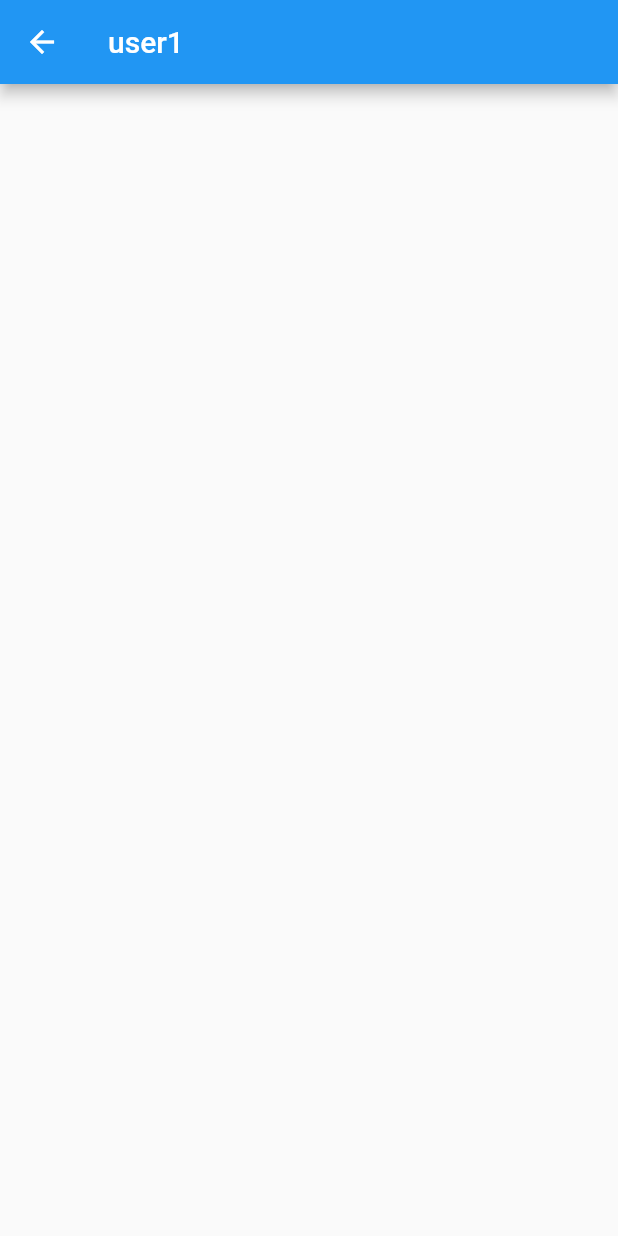
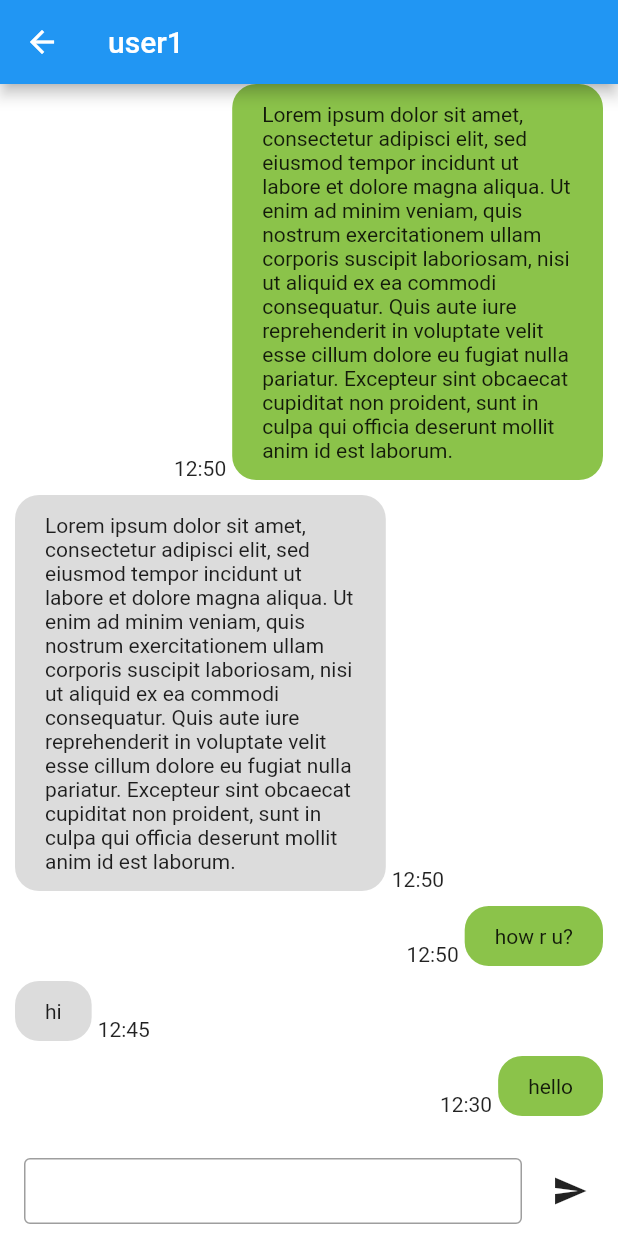
Before and after one commit to bamboo-wood/flutter_firebase_chat_app, a Flutter app: the screen it shows after launch, after a tap on "user1", on a phone screen of 412 x 824 dp. Run offline on Flutter 3.47's test engine with Material 2 defaults, Android fonts, the phone set to English and light mode, and no system bars; network calls fail.

Commit message:
Add text field for send message

```diff
--- a/lib/pages/talk_room_page.dart
+++ b/lib/pages/talk_room_page.dart
@@ -1,4 +1,6 @@
 import 'package:flutter/material.dart';
+import 'package:flutter_firebase_chat_app/model/message.dart';
+import 'package:intl/intl.dart' as intl;
 
 class TalkRoomPage extends StatefulWidget {
   final String name;
@@ -9,11 +11,131 @@ class TalkRoomPage extends StatefulWidget {
 }
 
 class _TalkRoomPageState extends State<TalkRoomPage> {
+  List<Message> messageList = [
+    Message(
+      message: 'hello',
+      isMe: true,
+      sendTime: DateTime(2022, 1, 1, 12, 30),
+    ),
+    Message(
+      message: 'hi',
+      isMe: false,
+      sendTime: DateTime(2022, 1, 1, 12, 45),
+    ),
+    Message(
+      message: 'how r u?',
+      isMe: true,
+      sendTime: DateTime(2022, 1, 1, 12, 50),
+    ),
+    Message(
+      message:
+          'Lorem ipsum dolor sit amet, consectetur adipisci elit, sed eiusmod tempor incidunt ut labore et dolore magna aliqua. Ut enim ad minim veniam, quis nostrum exercitationem ullam corporis suscipit laboriosam, nisi ut aliquid ex ea commodi consequatur. Quis aute iure reprehenderit in voluptate velit esse cillum dolore eu fugiat nulla pariatur. Excepteur sint obcaecat cupiditat non proident, sunt in culpa qui officia deserunt mollit anim id est laborum.',
+      isMe: false,
+      sendTime: DateTime(2022, 1, 1, 12, 50),
+    ),
+    Message(
+      message:
+          'Lorem ipsum dolor sit amet, consectetur adipisci elit, sed eiusmod tempor incidunt ut labore et dolore magna aliqua. Ut enim ad minim veniam, quis nostrum exercitationem ullam corporis suscipit laboriosam, nisi ut aliquid ex ea commodi consequatur. Quis aute iure reprehenderit in voluptate velit esse cillum dolore eu fugiat nulla pariatur. Excepteur sint obcaecat cupiditat non proident, sunt in culpa qui officia deserunt mollit anim id est laborum.',
+      isMe: true,
+      sendTime: DateTime(2022, 1, 1, 12, 50),
+    ),
+    Message(
+      message:
+          'Lorem ipsum dolor sit amet, consectetur adipisci elit, sed eiusmod tempor incidunt ut labore et dolore magna aliqua. Ut enim ad minim veniam, quis nostrum exercitationem ullam corporis suscipit laboriosam, nisi ut aliquid ex ea commodi consequatur. Quis aute iure reprehenderit in voluptate velit esse cillum dolore eu fugiat nulla pariatur. Excepteur sint obcaecat cupiditat non proident, sunt in culpa qui officia deserunt mollit anim id est laborum.',
+      isMe: false,
+      sendTime: DateTime(2022, 1, 1, 12, 50),
+    ),
+  ];
+
   @override
   Widget build(BuildContext context) {
     return Scaffold(
+      backgroundColor: Colors.white,
       appBar: AppBar(
         title: Text(widget.name),
+      ),
+      body: SafeArea(
+        child: Stack(
+          alignment: Alignment.bottomCenter,
+          children: [
+            Padding(
+              padding: const EdgeInsets.only(bottom: 60),
+              child: ListView.builder(
+                physics: const RangeMaintainingScrollPhysics(),
+                shrinkWrap: true,
+                reverse: true,
+                itemCount: messageList.length,
+                itemBuilder: (context, index) {
+                  final message = messageList[index];
+                  return Padding(
+                    padding: EdgeInsets.only(
+                      top: 10,
+                      left: 10,
+                      right: 10,
+                      bottom: index == 0 ? 20 : 0,
+                    ),
+                    child: Row(
+                      crossAxisAlignment: CrossAxisAlignment.end,
+                      textDirection:
+                          message.isMe ? TextDirection.rtl : TextDirection.ltr,
+                      children: [
+                        Container(
+                          constraints: BoxConstraints(
+                              maxWidth:
+                                  MediaQuery.of(context).size.width * 0.6),
+                          decoration: BoxDecoration(
+                            color: message.isMe
+                                ? Colors.lightGreen
+                                : const Color.fromARGB(255, 220, 220, 220),
+                            borderRadius: BorderRadius.circular(16),
+                          ),
+                          padding: const EdgeInsets.symmetric(
+                            horizontal: 20,
+                            vertical: 12,
+                          ),
+                          child: Text(message.message),
+                        ),
+                        Padding(
+                          padding: const EdgeInsets.symmetric(horizontal: 4.0),
+                          child: Text(intl.DateFormat('HH:mm')
+                              .format(message.sendTime)),
+                        ),
+                      ],
+                    ),
+                  );
+                },
+              ),
+            ),
+            Container(
+              color: Colors.white,
+              height: 60,
+              child: Padding(
+                padding: const EdgeInsets.symmetric(horizontal: 8),
+                child: Row(
+                  children: [
+                    const Expanded(
+                      child: Padding(
+                        padding: EdgeInsets.all(8.0),
+                        child: TextField(
+                          decoration: InputDecoration(
+                            contentPadding: EdgeInsets.only(left: 10),
+                            border: OutlineInputBorder(),
+                          ),
+                        ),
+                      ),
+                    ),
+                    IconButton(
+                      onPressed: () {
+                        // TODO: send
+                      },
+                      icon: Icon(Icons.send),
+                    )
+                  ],
+                ),
+              ),
+            )
+          ],
+        ),
       ),
     );
   }
--- a/pubspec.yaml
+++ b/pubspec.yaml
@@ -35,6 +35,7 @@ dependencies:
   # The following adds the Cupertino Icons font to your application.
   # Use with the CupertinoIcons class for iOS style icons.
   cupertino_icons: ^1.0.2
+  intl: any
 
 dev_dependencies:
   flutter_test:
```
Also changed, not shown: pubspec.lock.
